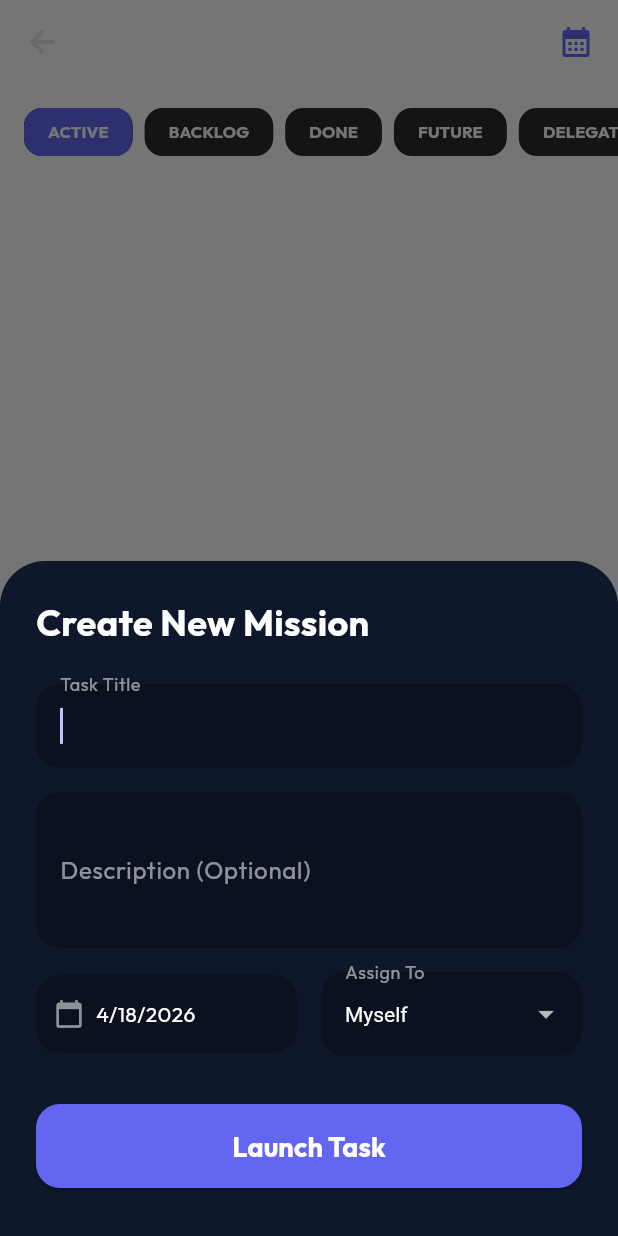
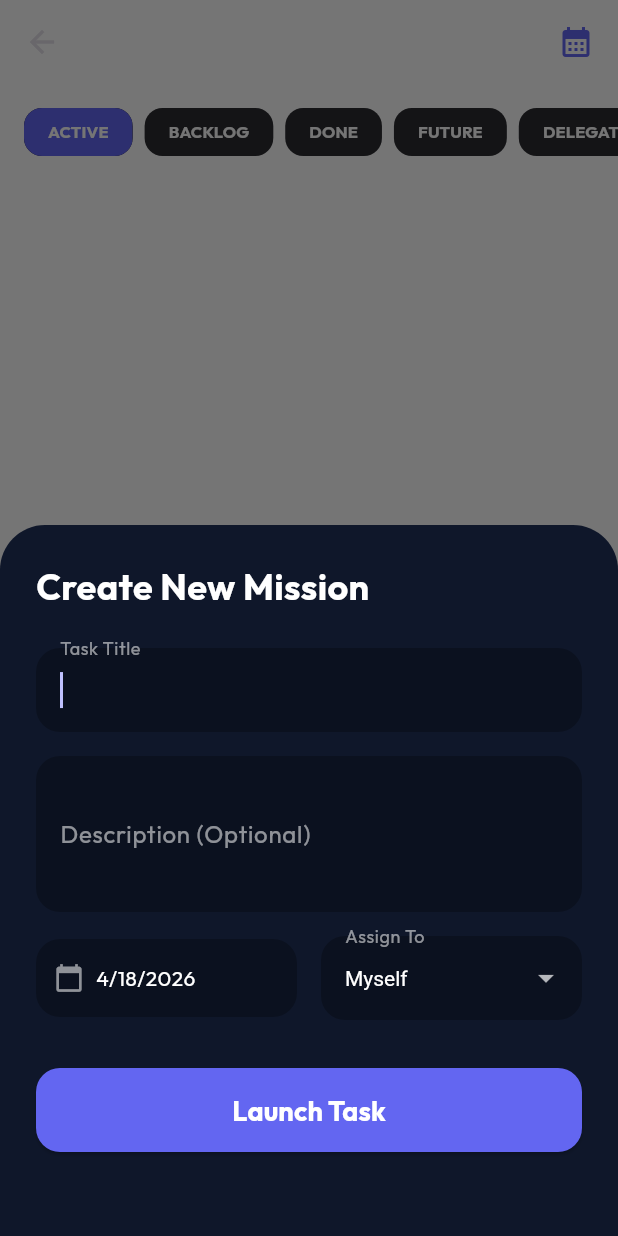
Before and after one commit to KAJURAMBO/Antigravity_test, a Flutter app: the BoardTab screen opened directly, after a tap on the "add" icon, on a phone screen of 412 x 824 dp. Run offline on Flutter 3.47's test engine with Material 3 defaults, Android fonts, the phone set to English and light mode, and no system bars; our stand-ins replace fl_chart, google_fonts, shared_preferences; accounts and stored records are empty.

Commit message:
fix: modal overflow and finalize analytics categorization

```diff
--- a/mobile_app/lib/screens/tabs/board_tab.dart
+++ b/mobile_app/lib/screens/tabs/board_tab.dart
@@ -55,7 +55,8 @@
           final members = context.read<ApiService>().members;
 
           return Padding(
-            padding: EdgeInsets.only(bottom: MediaQuery.of(context).viewInsets.bottom, left: 24, right: 24, top: 24),
+            padding: EdgeInsets.only(bottom: MediaQuery.of(context).viewInsets.bottom + 24, left: 24, right: 24, top: 24),
+            child: SingleChildScrollView(
               child: Column(
                 mainAxisSize: MainAxisSize.min,
                 crossAxisAlignment: CrossAxisAlignment.start,
@@ -175,6 +176,7 @@
                 ),
                 const SizedBox(height: 32),
               ],
+            ),
           ),
         );
         },
```
Lines whose indentation alone changed are shown as unchanged.
